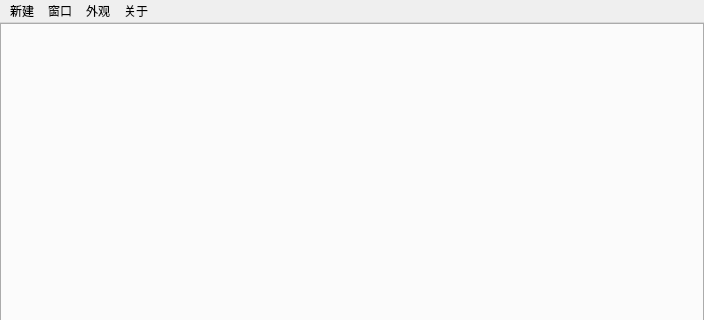
Before: the Qt Designer form src/mainwindow.ui in LiuJunyu2006/awesome-equation-assistant, drawn with Qt 5; both pictures show x 0 to 704 and y 0 to 320 of the 704 by 518 pixel window.
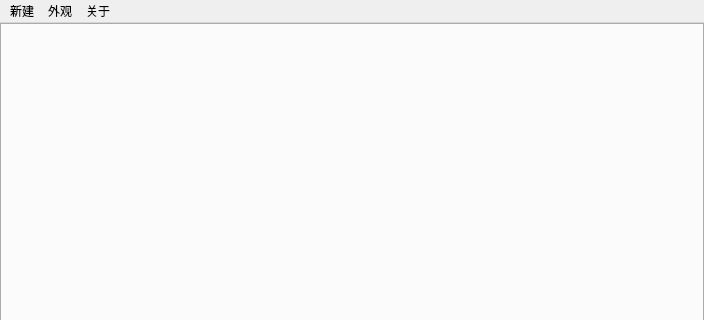
After: the same form once the commit is applied.

```diff
--- a/src/mainwindow.ui
+++ b/src/mainwindow.ui
@@ -68,26 +68,19 @@
     <addaction name="separator"/>
     <addaction name="actionNewZeroPointOfMonotonicFunctionCalculator"/>
    </widget>
-   <widget class="QMenu" name="menuWindow">
-    <property name="title">
-     <string>窗口</string>
-    </property>
-    <addaction name="actionIndependentForm"/>
-   </widget>
    <widget class="QMenu" name="menuAbout">
     <property name="title">
      <string>关于</string>
     </property>
     <addaction name="actionAbout"/>
    </widget>
-   <widget class="QMenu" name="menu">
+   <widget class="QMenu" name="menuDisplay">
     <property name="title">
      <string>外观</string>
     </property>
    </widget>
    <addaction name="menuNew"/>
-   <addaction name="menuWindow"/>
-   <addaction name="menu"/>
+   <addaction name="menuDisplay"/>
    <addaction name="menuAbout"/>
   </widget>
   <widget class="QStatusBar" name="statusBar"/>
```
Left out of the diff: 10 changed lines with no effect on the pictures.
